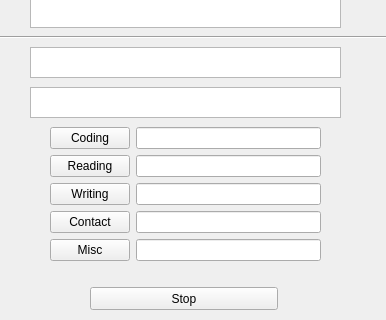
Before: the Qt Designer form src/main/resources/base/codetime.ui in seankmartin/ActivityTimer, drawn with Qt 5; both pictures show x 0 to 386 and y 163 to 483 of the 386 by 483 pixel window.
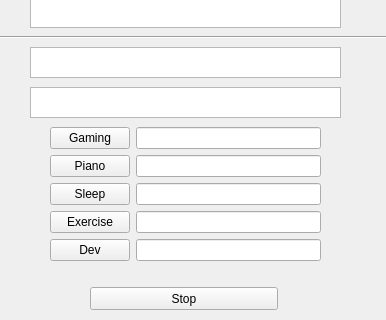
After: the same form once the commit is applied.

Diff of the .ui file:
```diff
--- a/src/main/resources/base/codetime.ui
+++ b/src/main/resources/base/codetime.ui
@@ -85,7 +85,7 @@
     <item row="0" column="0">
      <widget class="QPushButton" name="CodeButton">
       <property name="text">
-       <string>Coding</string>
+       <string>Gaming</string>
       </property>
      </widget>
     </item>
@@ -95,7 +95,7 @@
     <item row="1" column="0">
      <widget class="QPushButton" name="ReadButton">
       <property name="text">
-       <string>Reading</string>
+       <string>Piano</string>
       </property>
      </widget>
     </item>
@@ -105,7 +105,7 @@
     <item row="2" column="0">
      <widget class="QPushButton" name="WriteButton">
       <property name="text">
-       <string>Writing</string>
+       <string>Sleep</string>
       </property>
      </widget>
     </item>
@@ -115,7 +115,7 @@
     <item row="3" column="0">
      <widget class="QPushButton" name="ContactButton">
       <property name="text">
-       <string>Contact</string>
+       <string>Exercise</string>
       </property>
      </widget>
     </item>
@@ -125,7 +125,7 @@
     <item row="4" column="0">
      <widget class="QPushButton" name="MiscButton">
       <property name="text">
-       <string>Misc</string>
+       <string>Dev</string>
       </property>
      </widget>
     </item>
```
Left out of the diff: 2 changed lines with no effect on the pictures.
